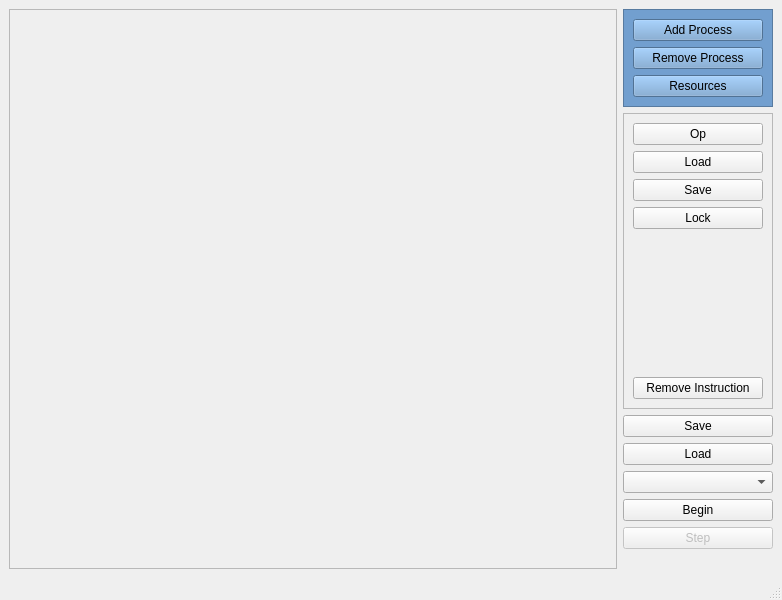
This is simulator/OSProcessSim/mainwindow.ui in Kastautor/OSProcessSim as Qt 5 draws it before an edit. The edited form follows.
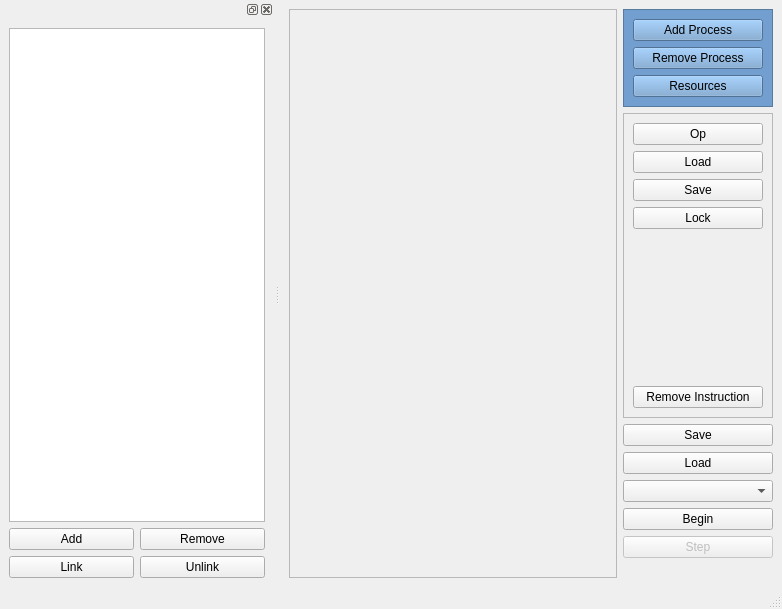
This is the edited form.

Commit message: Resources list shown un the main window

```diff
--- a/simulator/OSProcessSim/mainwindow.ui
+++ b/simulator/OSProcessSim/mainwindow.ui
@@ -7,7 +7,7 @@
     <x>0</x>
     <y>0</y>
     <width>782</width>
-    <height>600</height>
+    <height>609</height>
    </rect>
   </property>
   <property name="windowTitle">
@@ -25,8 +25,8 @@
         <rect>
          <x>0</x>
          <y>0</y>
-         <width>604</width>
-         <height>536</height>
+         <width>329</width>
+         <height>545</height>
         </rect>
        </property>
       </widget>
@@ -230,6 +230,50 @@
    </property>
   </widget>
   <widget class="QStatusBar" name="statusbar"/>
+  <widget class="QDockWidget" name="leftDockWidget">
+   <attribute name="dockWidgetArea">
+    <number>1</number>
+   </attribute>
+   <widget class="QWidget" name="leftDockWidgetContents">
+    <layout class="QVBoxLayout" name="verticalLayout_2">
+     <item>
+      <widget class="QListView" name="resourcesListView"/>
+     </item>
+     <item>
+      <layout class="QGridLayout" name="gridLayout">
+       <item row="1" column="0">
+        <widget class="QPushButton" name="linkResourceButton">
+         <property name="text">
+          <string>Link</string>
+         </property>
+        </widget>
+       </item>
+       <item row="1" column="1">
+        <widget class="QPushButton" name="unlinkResourceButtom">
+         <property name="text">
+          <string>Unlink</string>
+         </property>
+        </widget>
+       </item>
+       <item row="0" column="0">
+        <widget class="QPushButton" name="addResourceButton">
+         <property name="text">
+          <string>Add</string>
+         </property>
+        </widget>
+       </item>
+       <item row="0" column="1">
+        <widget class="QPushButton" name="removeResourceButton">
+         <property name="text">
+          <string>Remove</string>
+         </property>
+        </widget>
+       </item>
+      </layout>
+     </item>
+    </layout>
+   </widget>
+  </widget>
  </widget>
  <resources/>
  <connections/>
```
The commit also changes 5 other files.
